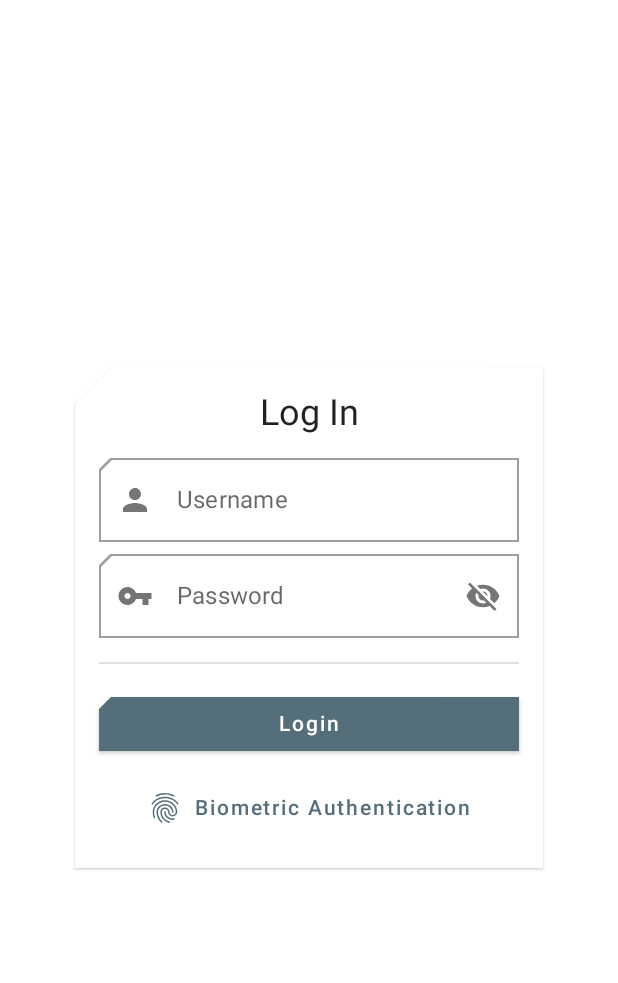
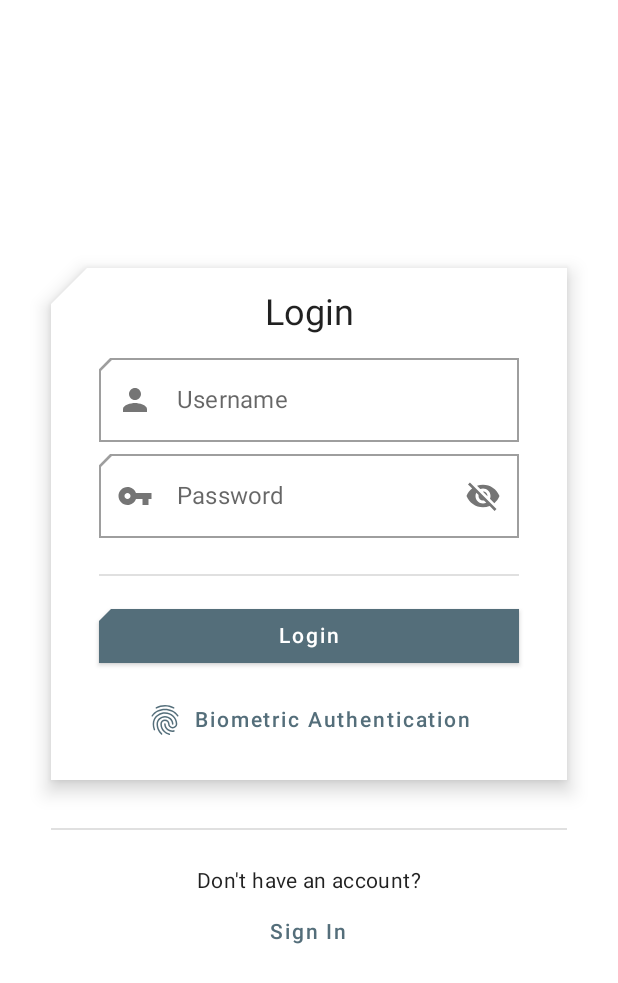
Before and after one commit to Iker0610/DAS-App-Visitas, an Android app built with Jetpack Compose: the screen it shows after launch (AuthActivity), on a phone screen of 412 x 824 dp. Shown: the top 983 px of the screen. Run offline under Robolectric (Android 15) with nearby library versions, the phone set to English and light mode, and no system bars.

Commit message:
Authorization screen implementation. (Improved accessibility, responsiveness, and input components' flexibility)
Initial AuthorizationScreen ViewModel implementation

```diff
--- a/app/src/main/java/das/omegaterapia/visits/ui/components/generic/UserInputComponents.kt
+++ b/app/src/main/java/das/omegaterapia/visits/ui/components/generic/UserInputComponents.kt
@@ -1,11 +1,15 @@
 package das.omegaterapia.visits.ui.components.generic
 
+import androidx.compose.animation.AnimatedVisibility
+import androidx.compose.animation.fadeIn
+import androidx.compose.animation.fadeOut
 import androidx.compose.foundation.BorderStroke
 import androidx.compose.foundation.interaction.MutableInteractionSource
 import androidx.compose.foundation.layout.PaddingValues
 import androidx.compose.foundation.layout.Spacer
 import androidx.compose.foundation.layout.size
 import androidx.compose.foundation.layout.width
+import androidx.compose.foundation.text.KeyboardActions
 import androidx.compose.foundation.text.KeyboardOptions
 import androidx.compose.material.ButtonColors
 import androidx.compose.material.ButtonDefaults
@@ -29,44 +33,49 @@ import androidx.compose.runtime.setValue
 import androidx.compose.ui.Modifier
 import androidx.compose.ui.graphics.Shape
 import androidx.compose.ui.graphics.vector.ImageVector
+import androidx.compose.ui.modifier.modifierLocalConsumer
 import androidx.compose.ui.text.input.KeyboardType
 import androidx.compose.ui.text.input.PasswordVisualTransformation
 import androidx.compose.ui.text.input.VisualTransformation
 import androidx.compose.ui.unit.dp
+import das.omegaterapia.visits.utils.canBePassword
 
 @Composable
 fun PasswordField(
     value: String,
     onValueChange: (String) -> Unit,
-    label: @Composable (() -> Unit)? = { Text("Password") },
+    modifier: Modifier = Modifier,
+    label: @Composable (() -> Unit) = { Text("Password") },
     placeholder: @Composable (() -> Unit)? = { Text("Password") },
     leadingIcon: @Composable (() -> Unit)? = { Icon(Icons.Filled.VpnKey, contentDescription = "Password") },
-    isError: Boolean = false,
+    isValid: Boolean = true,
+    ignoreFirstTime: Boolean = false,
 ) {
-    var passwordVisible by rememberSaveable { mutableStateOf(false) }
+    var passwordVisible by remember { mutableStateOf(false) }
 
-    OutlinedTextField(
+    ValidatorOutlinedTextField(
         value = value,
-        onValueChange = onValueChange,
+        onValueChange = { if (canBePassword(it)) onValueChange(it) },
 
-        singleLine = true,
-        maxLines = 1,
+        modifier = modifier,
 
         keyboardOptions = KeyboardOptions(keyboardType = KeyboardType.Password),
         visualTransformation = if (passwordVisible) VisualTransformation.None else PasswordVisualTransformation(),
 
         label = label,
         placeholder = placeholder,
-        isError = isError,
+        isValid = isValid,
+        ignoreFirstTime = ignoreFirstTime,
 
         leadingIcon = leadingIcon,
         trailingIcon = {
             val description = if (passwordVisible) "Password visible" else "Password hid"
 
             IconButton(onClick = { passwordVisible = !passwordVisible }) {
-                if (passwordVisible) {
+                AnimatedVisibility(passwordVisible, enter = fadeIn(), exit = fadeOut()) {
                     Icon(imageVector = Icons.Filled.Visibility, description, tint = MaterialTheme.colors.secondary)
-                } else {
+                }
+                AnimatedVisibility(!passwordVisible, enter = fadeIn(), exit = fadeOut()) {
                     Icon(imageVector = Icons.Filled.VisibilityOff, description)
                 }
             }
@@ -94,6 +103,10 @@ fun ValidatorOutlinedTextField(
 
     enabled: Boolean = true,
     readOnly: Boolean = false,
+
+    visualTransformation: VisualTransformation = VisualTransformation.None,
+    keyboardOptions: KeyboardOptions = KeyboardOptions.Default,
+    keyboardActions: KeyboardActions = KeyboardActions.Default,
 ) {
     var isFirstTime: Boolean by rememberSaveable { mutableStateOf(true) }
     if (ignoreFirstTime) isFirstTime = false
@@ -116,6 +129,10 @@ fun ValidatorOutlinedTextField(
 
         enabled = enabled,
         readOnly = readOnly,
+
+        visualTransformation = visualTransformation,
+        keyboardOptions = keyboardOptions,
+        keyboardActions = keyboardActions,
     )
 }
 
--- a/app/src/main/java/das/omegaterapia/visits/ui/screens/authorization/AuthScreen.kt
+++ b/app/src/main/java/das/omegaterapia/visits/ui/screens/authorization/AuthScreen.kt
@@ -1,12 +1,21 @@
 package das.omegaterapia.visits.ui.screens.authorization
 
 import android.content.res.Configuration
+import androidx.compose.animation.AnimatedVisibility
+import androidx.compose.animation.fadeIn
+import androidx.compose.animation.fadeOut
+import androidx.compose.animation.slideInHorizontally
+import androidx.compose.foundation.horizontalScroll
 import androidx.compose.foundation.layout.*
+import androidx.compose.foundation.rememberScrollState
+import androidx.compose.foundation.verticalScroll
 import androidx.compose.material.*
 import androidx.compose.runtime.Composable
 import androidx.compose.ui.Alignment
 import androidx.compose.ui.Modifier
 import androidx.compose.ui.tooling.preview.Preview
+import androidx.compose.ui.unit.dp
+import das.omegaterapia.visits.ui.components.generic.CenteredColumn
 import das.omegaterapia.visits.ui.components.generic.CenteredRow
 import das.omegaterapia.visits.ui.theme.OmegaterapiaTheme
 import das.omegaterapia.visits.utils.WindowSizeFormat
@@ -15,22 +24,66 @@ import das.omegaterapia.visits.viewmodel.AuthViewModel
 
 @Composable
 fun AuthScreen(authViewModel: AuthViewModel, windowSizeFormatClass: WindowsSize) {
-    Scaffold(
-    ) { padding ->
-        CenteredRow() {
-            Column(
-                Modifier
-                    .fillMaxSize()
-                    .padding(padding),
-                verticalArrangement = Arrangement.Center,
-                horizontalAlignment = Alignment.CenterHorizontally,
+    Scaffold { padding ->
+        Box(
+            contentAlignment = Alignment.Center,
+            modifier = Modifier
+                .fillMaxSize()
+                .padding(padding)
+                .verticalScroll(rememberScrollState())
+                .horizontalScroll(rememberScrollState())
+        ) {
+            if (windowSizeFormatClass.width == WindowSizeFormat.Expanded) {
+                Card(elevation = 8.dp) {
+                    CenteredRow(Modifier
+                        .height(IntrinsicSize.Max)
+                        .padding(horizontal = 32.dp, vertical = 16.dp)
+                    ) {
+                        LogInSection(authViewModel)
 
-                ) {
-                LogInCard()
+                        Divider(modifier = Modifier
+                            .padding(horizontal = 64.dp)
+                            .fillMaxHeight()
+                            .width(1.dp)
+                        )
+
+                        SignInSection(authViewModel)
+                    }
+                }
+
+            } else {
+
+                AnimatedVisibility(authViewModel.isLogin, enter = fadeIn(), exit = fadeOut()) {
+                    CenteredColumn(Modifier.width(IntrinsicSize.Max)
+                    ) {
+                        LogInCard(authViewModel)
+
+                        Divider(modifier = Modifier.padding(top = 32.dp, bottom = 24.dp))
+
+                        Text(text = "Don't have an account?", style = MaterialTheme.typography.body2)
+                        TextButton(onClick = authViewModel::switchScreen) {
+                            Text(text = "Sign In")
+                        }
+                    }
+
+                }
+
+                AnimatedVisibility(!authViewModel.isLogin, enter = fadeIn(), exit = fadeOut()) {
+                    CenteredColumn(Modifier.width(IntrinsicSize.Max)
+                    ) {
+                        SignInCard(authViewModel)
+
+                        Divider(modifier = Modifier.padding(top = 32.dp, bottom = 24.dp))
+
+                        Text(text = "Already have an account?", style = MaterialTheme.typography.body2)
+                        TextButton(onClick = authViewModel::switchScreen) {
+                            Text(text = "Login")
+                        }
+                    }
+                }
             }
         }
     }
-
 }
 
 //----------------------------------------------------------------------------------------------------------
@@ -43,3 +96,12 @@ fun AuthScreenPreview() {
         AuthScreen(AuthViewModel(), WindowsSize(WindowSizeFormat.Compact, WindowSizeFormat.Compact, isLandscape = false))
     }
 }
+
+@Preview(widthDp = 851, heightDp = 393)
+@Preview(widthDp = 851, heightDp = 393, uiMode = Configuration.UI_MODE_NIGHT_YES)
+@Composable
+fun AuthScreenLandscapePreview() {
+    OmegaterapiaTheme {
+        AuthScreen(AuthViewModel(), WindowsSize(WindowSizeFormat.Compact, WindowSizeFormat.Compact, isLandscape = true))
+    }
+}
--- a/app/src/main/java/das/omegaterapia/visits/ui/screens/authorization/LogIn.kt
+++ b/app/src/main/java/das/omegaterapia/visits/ui/screens/authorization/LogIn.kt
@@ -1,20 +1,18 @@
 package das.omegaterapia.visits.ui.screens.authorization
 
 import android.content.res.Configuration
-import androidx.compose.foundation.layout.Arrangement
-import androidx.compose.foundation.layout.Column
 import androidx.compose.foundation.layout.IntrinsicSize
 import androidx.compose.foundation.layout.Spacer
 import androidx.compose.foundation.layout.fillMaxWidth
 import androidx.compose.foundation.layout.height
 import androidx.compose.foundation.layout.padding
 import androidx.compose.foundation.layout.width
+import androidx.compose.foundation.layout.widthIn
 import androidx.compose.material.Button
 import androidx.compose.material.Card
 import androidx.compose.material.Divider
 import androidx.compose.material.Icon
 import androidx.compose.material.MaterialTheme
-import androidx.compose.material.OutlinedTextField
 import androidx.compose.material.Surface
 import androidx.compose.material.Text
 import androidx.compose.material.TextButton
@@ -22,54 +20,52 @@ import androidx.compose.material.icons.Icons
 import androidx.compose.material.icons.filled.Fingerprint
 import androidx.compose.material.icons.filled.Person
 import androidx.compose.runtime.Composable
-import androidx.compose.runtime.mutableStateOf
-import androidx.compose.runtime.saveable.rememberSaveable
-import androidx.compose.ui.Alignment
 import androidx.compose.ui.Modifier
-import androidx.compose.ui.text.input.TextFieldValue
 import androidx.compose.ui.tooling.preview.Preview
 import androidx.compose.ui.unit.dp
+import das.omegaterapia.visits.ui.components.generic.CenteredColumn
 import das.omegaterapia.visits.ui.components.generic.PasswordField
+import das.omegaterapia.visits.ui.components.generic.ValidatorOutlinedTextField
 import das.omegaterapia.visits.ui.theme.OmegaterapiaTheme
+import das.omegaterapia.visits.utils.isValidUsername
+import das.omegaterapia.visits.viewmodel.AuthViewModel
 
 @Composable
-fun LogInCard(modifier: Modifier = Modifier) {
-    Card(modifier = modifier) {
-        LogInSection(Modifier.padding(16.dp))
+fun LogInCard(authViewModel: AuthViewModel, modifier: Modifier = Modifier) {
+    Card(modifier = modifier, elevation = 8.dp) {
+        LogInSection(authViewModel, Modifier.padding(horizontal = 32.dp, vertical = 16.dp))
     }
 }
 
 @Composable
-fun LogInSection(modifier: Modifier = Modifier) {
-    val (username, setUsername) = rememberSaveable { mutableStateOf("") }
-    val (password, setPassword) = rememberSaveable { mutableStateOf("") }
+fun LogInSection(authViewModel: AuthViewModel, modifier: Modifier = Modifier) {
 
-    Column(
-        verticalArrangement = Arrangement.Center,
-        horizontalAlignment = Alignment.CenterHorizontally,
+    CenteredColumn(
         modifier = modifier.width(IntrinsicSize.Min)
     ) {
-        Text(text = "Log In", style = MaterialTheme.typography.h5)
+        Text(text = "Login", style = MaterialTheme.typography.h5)
 
         Spacer(Modifier.height(8.dp))
 
-        OutlinedTextField(
-            value = username,
-            onValueChange = setUsername,
+        ValidatorOutlinedTextField(
+            modifier= Modifier.widthIn(max = 280.dp),
+            value = authViewModel.loginUsername,
+            onValueChange = { if (isValidUsername(it)) authViewModel.loginUsername = it },
             leadingIcon = { Icon(Icons.Filled.Person, contentDescription = "person") },
             label = { Text(text = "Username") }
         )
 
         PasswordField(
-            value = password,
-            onValueChange = setPassword,
+            modifier= Modifier.widthIn(max = 280.dp),
+            value = authViewModel.loginPassword,
+            onValueChange = authViewModel::loginPassword::set,
         )
 
-        Divider(Modifier.padding(vertical = 16.dp))
+        Divider(Modifier.padding(top = 24.dp, bottom = 16.dp))
 
         Button(
             modifier = Modifier.fillMaxWidth(),
-            onClick = { /*TODO*/ }
+            onClick = authViewModel::submitLogin
         ) {
             Text(text = "Login")
         }
@@ -78,15 +74,13 @@ fun LogInSection(modifier: Modifier = Modifier) {
 
         TextButton(
             modifier = Modifier.fillMaxWidth(),
-            onClick = { /* TODO */ }
+            onClick = authViewModel::submitBiometricLogin
         ) {
-
             Icon(
                 Icons.Filled.Fingerprint,
                 contentDescription = "Biometric Authentication")
             Spacer(modifier = Modifier.width(8.dp))
             Text(text = "Biometric Authentication")
-
         }
     }
 }
@@ -99,7 +93,7 @@ fun LogInSection(modifier: Modifier = Modifier) {
 fun LoginCardPreview() {
     OmegaterapiaTheme {
         Surface() {
-            LogInCard()
+            LogInCard(AuthViewModel())
         }
     }
 }
--- a/app/src/main/java/das/omegaterapia/visits/viewmodel/AuthViewModel.kt
+++ b/app/src/main/java/das/omegaterapia/visits/viewmodel/AuthViewModel.kt
@@ -1,5 +1,50 @@
 package das.omegaterapia.visits.viewmodel
 
+import androidx.compose.runtime.getValue
+import androidx.compose.runtime.mutableStateOf
+import androidx.compose.runtime.setValue
 import androidx.lifecycle.ViewModel
 
-class AuthViewModel : ViewModel()
+class AuthViewModel : ViewModel() {
+
+    // Screen States
+    var isLogin: Boolean by mutableStateOf(true)
+        private set
+
+
+    // Login States
+    var isLoginCorrect by mutableStateOf(true)
+    var loginUsername by mutableStateOf("")
+    var loginPassword by mutableStateOf("")
+
+
+    // Sign In States
+    var signInUsername by mutableStateOf("")
+    var signInPassword by mutableStateOf("")
+    var signInConfirmationPassword by mutableStateOf("")
+
+    //-------------------------------------------------------------------
+    // Events
+    //-------------------------------------------------------------------
+
+    fun switchScreen() {
+        isLogin = !isLogin
+    }
+
+    //-------------------------------------------------------------------
+    // Login Events
+
+    fun submitLogin(){
+        // TODO
+    }
+
+    fun submitBiometricLogin(){
+        //  TODO
+    }
+
+    //-------------------------------------------------------------------
+    // Sign-In Events
+    fun submitSignIn(){
+        // TODO
+    }
+}
```
Also changed, not shown: app/src/main/java/das/omegaterapia/visits/ui/screens/authorization/SignIn.kt (+31 -32 lines), app/src/main/java/das/omegaterapia/visits/utils/TextFieldCheckers.kt (+17 -4 lines).
